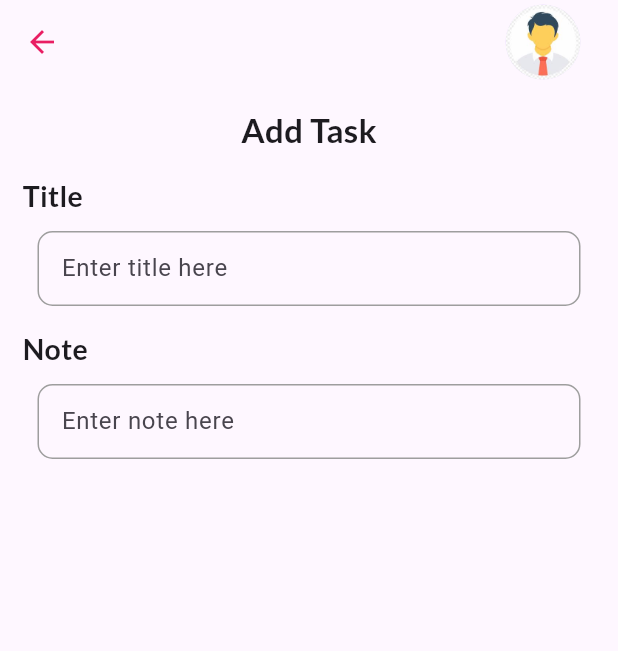
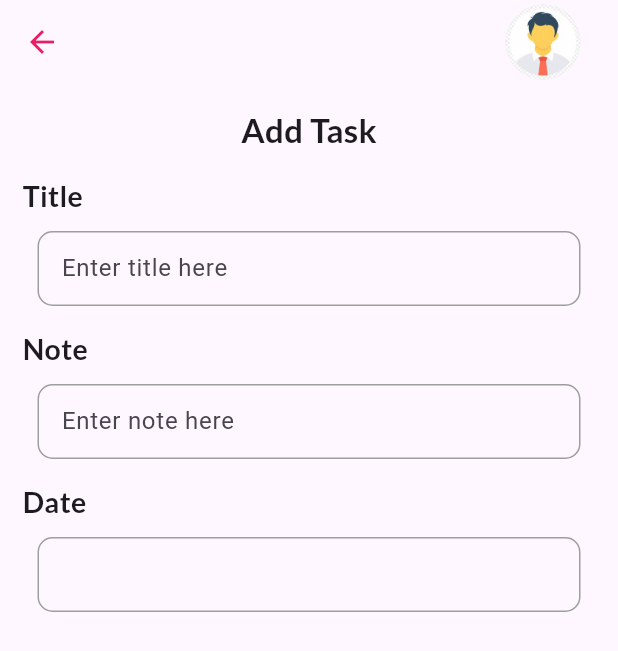
Before and after one commit to rama-alatiq/to_do_app, a Flutter app: the screen it shows after launch, on a phone screen of 412 x 824 dp. Shown: the top 651 px of the screen. Run offline on Flutter 3.47's test engine with Material 3 defaults, Android fonts, the phone set to English and light mode, and no system bars; our stand-ins replace google_fonts.

Commit message:
update code

```diff
--- a/lib/pages/add_task_page.dart
+++ b/lib/pages/add_task_page.dart
@@ -54,7 +54,10 @@ class _AddTaskPageState extends State<AddTaskPage> {
                label: "Note",
                hintText: "Enter note here",
             ),
-
+            const InputField(
+              label: "Date",
+              hintText: "",
+            ),
 
 
 
```
